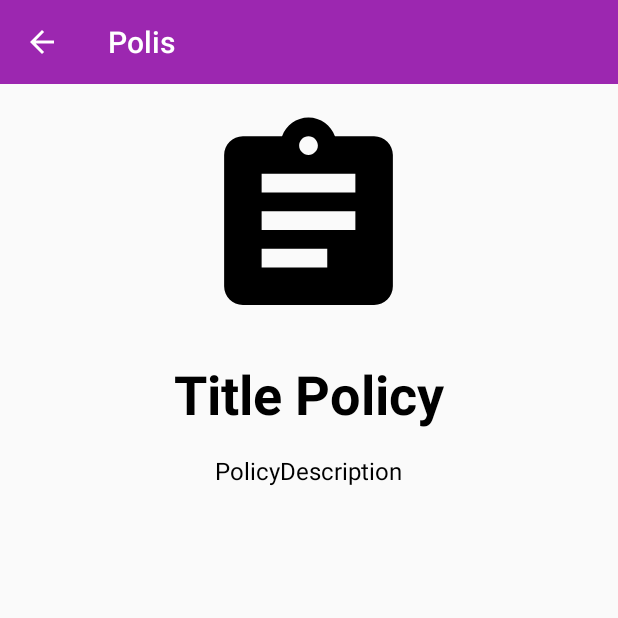
After one commit to 14likhit/Polies, an Android app: the fragment DetailPolicyFragment placed in its activity, on a phone screen of 412 x 824 dp, the top half of it. The commit adds this screen. Run offline under Robolectric (Android 15) with nearby library versions, the phone set to English and light mode, and no system bars; our stand-ins replace Picasso, data binding; pictures from the network do not load.

Commit message:
[DetailPolicyFragment]->Added Detail Policy Fragment to show Policy Details. [HomeActivity]->Launch Method for Details Fragment. [QandAFragment]->Setting index back to zero once recommendation launched. [Utils]->added generic method -> getUrls without parameters.

```diff
--- /dev/null
+++ b/app/src/main/java/com/likhit/polis/ui/detailPolicy/DetailPolicyFragment.java
@@ -0,0 +1,71 @@
+package com.likhit.polis.ui.detailPolicy;
+
+
+import android.content.Context;
+import android.os.Bundle;
+import android.support.annotation.NonNull;
+import android.support.annotation.Nullable;
+import android.support.v4.app.Fragment;
+import android.view.LayoutInflater;
+import android.view.View;
+import android.view.ViewGroup;
+import android.widget.Toast;
+
+import com.likhit.polis.R;
+import com.likhit.polis.base.BaseFragment;
+import com.likhit.polis.data.models.Policy;
+import com.likhit.polis.databinding.FragmentDetailPolicyBinding;
+import com.likhit.polis.ui.home.HomeFragementListener;
+import com.likhit.polis.utils.AppConstants;
+import com.likhit.polis.utils.Utils;
+import com.squareup.picasso.Picasso;
+
+public class DetailPolicyFragment extends BaseFragment {
+
+    public static final String TAG = "DetailPolicyFragment";
+
+    private FragmentDetailPolicyBinding binding;
+    private Policy policy;
+
+    public static DetailPolicyFragment newInstance(Policy policy) {
+        DetailPolicyFragment fragment = new DetailPolicyFragment();
+        Bundle args = new Bundle();
+        args.putSerializable(AppConstants.BUNDLE_KEY_POLICY, policy);
+        fragment.setArguments(args);
+        return fragment;
+    }
+
+    @Override
+    public void onCreate(@Nullable Bundle savedInstanceState) {
+        super.onCreate(savedInstanceState);
+        if (getArguments() != null) {
+            policy = (Policy) getArguments().getSerializable(AppConstants.BUNDLE_KEY_POLICY);
+        }
+    }
+
+
+    @Nullable
+    @Override
+    public View onCreateView(@NonNull LayoutInflater inflater, @Nullable ViewGroup container, @Nullable Bundle savedInstanceState) {
+        binding = FragmentDetailPolicyBinding.inflate(inflater, container, false);
+        return binding.getRoot();
+    }
+
+    @Override
+    protected void initViews(View view) {
+        super.initViews(view);
+        if (policy != null) {
+            binding.policyTitleTv.setText(policy.getName());
+            binding.policyDescriptionTv.setText(policy.getDetail());
+            String imageUrlNoParams = Utils.getUrlWithoutParameters(policy.getImage());
+            Picasso.get().load(policy.getImage())
+                    .stableKey(imageUrlNoParams)
+                    .placeholder(R.drawable.ic_policies_24dp)
+                    .fit()
+                    .into(binding.policiesLogoIv);
+        } else {
+            showMessage("Unable to fetch details. Please try Again.");
+        }
+    }
+
+}
--- a/app/src/main/java/com/likhit/polis/ui/home/HomeFragementListener.java
+++ b/app/src/main/java/com/likhit/polis/ui/home/HomeFragementListener.java
@@ -1,4 +1,6 @@
 package com.likhit.polis.ui.home;
+
+import com.likhit.polis.data.models.Policy;
 
 public interface HomeFragementListener {
 
@@ -10,4 +12,6 @@ public interface HomeFragementListener {
 
     void launchRecommendations();
 
+    void launchPolicyDetails(Policy policy);
+
 }
--- a/app/src/main/java/com/likhit/polis/ui/q_a/QandAFragment.java
+++ b/app/src/main/java/com/likhit/polis/ui/q_a/QandAFragment.java
@@ -97,6 +97,7 @@ public class QandAFragment extends BaseFragment implements OnItemClickListener<S
         homeActivity.updateAnswers(answers);
         if (questionFinished == qaList.size()) {
             fragementListener.launchRecommendations();
+            questionFinished = 0;
         } else {
             updateView();
         }
--- a/app/src/main/java/com/likhit/polis/utils/AppConstants.java
+++ b/app/src/main/java/com/likhit/polis/utils/AppConstants.java
@@ -4,6 +4,7 @@ public class AppConstants {
 
     public static final String BUNDLE_KEY_QA = "qa";
     public static final String BUNDLE_KEY_ANSWERS = "answers";
+    public static final String BUNDLE_KEY_POLICY = "policy";
 
     public static final String KEY_ANSWER_1 = "answer1";
     public static final String KEY_ANSWER_2 = "answer2";
--- /dev/null
+++ b/app/src/main/res/layout/fragment_detail_policy.xml
@@ -0,0 +1,45 @@
+<?xml version="1.0" encoding="utf-8"?>
+<layout xmlns:android="http://schemas.android.com/apk/res/android"
+    xmlns:tools="http://schemas.android.com/tools">
+
+    <data>
+
+    </data>
+
+    <LinearLayout
+        android:layout_width="match_parent"
+        android:layout_height="match_parent"
+        android:orientation="vertical"
+        tools:context=".ui.detailPolicy.DetailPolicyFragment">
+
+        <ImageView
+            android:id="@+id/policies_logo_iv"
+            android:layout_width="150dp"
+            android:layout_height="150dp"
+            android:layout_gravity="center"
+            android:layout_margin="16dp"
+            android:contentDescription="@string/default_content_description"
+            android:src="@drawable/ic_policies_24dp" />
+
+        <TextView
+            android:id="@+id/policy_title_tv"
+            android:layout_width="wrap_content"
+            android:layout_height="wrap_content"
+            android:layout_gravity="center"
+            android:text="@string/title_policy"
+            android:textColor="@color/black"
+            android:textSize="36sp"
+            android:textStyle="bold" />
+
+        <TextView
+            android:id="@+id/policy_description_tv"
+            android:layout_width="wrap_content"
+            android:layout_height="wrap_content"
+            android:layout_gravity="center"
+            android:layout_margin="16dp"
+            android:text="@string/policydescription"
+            android:textSize="16sp"
+            android:textColor="@color/black" />
+
+    </LinearLayout>
+</layout>
--- a/app/src/main/res/layout/layout_policy_item.xml
+++ b/app/src/main/res/layout/layout_policy_item.xml
@@ -15,6 +15,7 @@
 
 
         <android.support.v7.widget.CardView
+            android:id="@+id/policy_layout"
             android:layout_width="match_parent"
             android:layout_height="wrap_content"
             android:layout_margin="16dp">
--- a/app/src/main/res/values/strings.xml
+++ b/app/src/main/res/values/strings.xml
@@ -8,5 +8,7 @@
     <string name="name">Name</string>
     <string name="default_content_description">default_content_description</string>
     <string name="coming_soon">Coming Soon.....</string>
+    <string name="title_policy">Title Policy</string>
+    <string name="policydescription">PolicyDescription</string>
 
 </resources>
```
Also changed, not shown: app/src/main/java/com/likhit/polis/ui/home/HomeActivity.java (+12 -5 lines), app/src/main/java/com/likhit/polis/ui/recommendations/PoliciesAdapter.java (+11 -17 lines), app/src/main/java/com/likhit/polis/ui/recommendations/RecommendationsFragment.java (+21 -1 lines), app/src/main/java/com/likhit/polis/utils/Utils.java (+17 -0 lines).
